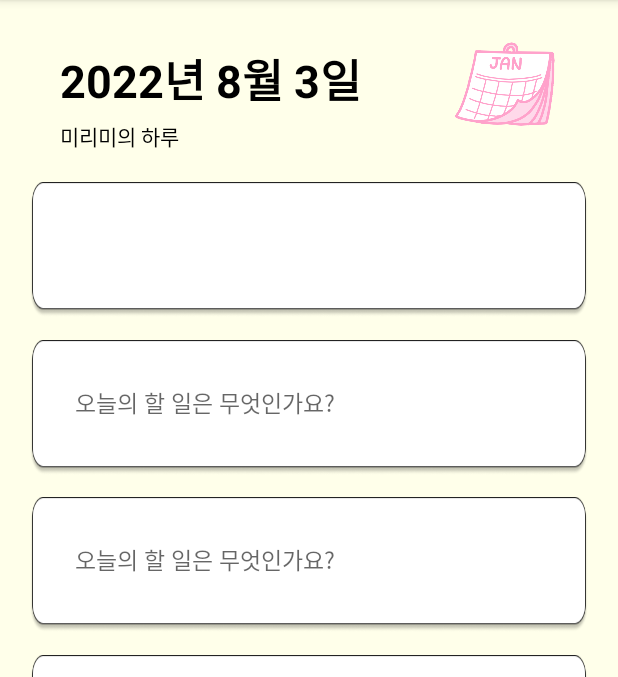
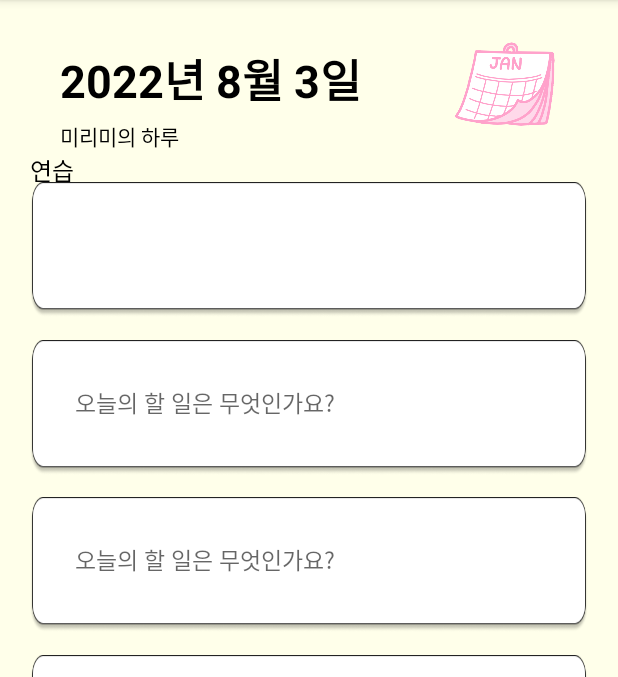
Before and after one commit to seungchae1/DoitMirimis, an Android app: the screen it shows after launch (MainActivity), on a phone screen of 412 x 824 dp, the part 84-761 px from its top. Run offline under Robolectric (Android 15) with nearby library versions, the phone set to English and light mode, and no system bars.

Commit message:
어느 정도 완성

```diff
--- a/app/src/main/java/kr/hs/emirim/s2125/doitmirimis/MainActivity.java
+++ b/app/src/main/java/kr/hs/emirim/s2125/doitmirimis/MainActivity.java
@@ -2,12 +2,17 @@ package kr.hs.emirim.s2125.doitmirimis;
 
 import androidx.appcompat.app.AppCompatActivity;
 
+import androidx.appcompat.app.AlertDialog;
+import androidx.appcompat.app.AppCompatActivity;
+import android.content.DialogInterface;
 import android.content.Intent;
 import android.os.Bundle;
 import android.view.View;
+import android.widget.Button;
 import android.widget.ImageButton;
 
 public class MainActivity extends AppCompatActivity {
+    ImageButton imageButton;
 
     @Override
     protected void onCreate(Bundle savedInstanceState) {
@@ -17,6 +22,25 @@ public class MainActivity extends AppCompatActivity {
         ImageButton btnCalendar = findViewById(R.id.btn_calendar);
         btnCharacter.setOnClickListener(btnListener);
         btnCalendar.setOnClickListener(btnListener);
+        imageButton = (ImageButton) findViewById(R.id.button);
+        imageButton.setOnClickListener(new View.OnClickListener() {
+            @Override
+            public void onClick(View v) {
+                AlertDialog.Builder menu = new AlertDialog.Builder(MainActivity.this);
+                menu.setIcon(R.mipmap.ic_launcher);
+                menu.setTitle("DialogTest"); // 제목
+                menu.setMessage("안녕하세요"); // 문구
+                // 확인 버튼
+                menu.setPositiveButton("확인", new DialogInterface.OnClickListener() {
+                    @Override
+                    public void onClick(DialogInterface dialog, int which) {
+                        // dialog 제거
+                        dialog.dismiss();
+                    }
+                });
+                menu.show();
+            }
+        });
     }
 
     View.OnClickListener btnListener = new View.OnClickListener() {
--- a/app/src/main/res/layout/activity_main.xml
+++ b/app/src/main/res/layout/activity_main.xml
@@ -11,8 +11,8 @@
         android:layout_width="match_parent"
         android:layout_height="wrap_content"
         android:layout_marginLeft="20dp"
-        android:layout_marginRight="20dp">
-
+        android:layout_marginRight="20dp"
+        >
         <ImageButton
             android:id="@+id/btn_calendar"
             android:layout_width="78dp"
@@ -43,16 +43,23 @@
         android:layout_width="match_parent"
         android:layout_height="wrap_content"
         android:layout_marginLeft="20dp"
-        android:layout_marginRight="20dp">
+        android:layout_marginRight="20dp"
+        >
+        <TextView
+            android:id="@+id/textview_t"
+            android:layout_width="wrap_content"
+            android:layout_height="wrap_content"
+            android:text="연습"
+            android:textColor="@color/black"
+            android:textSize="16dp"
+            />
         <ImageButton
-            android:id="@+id/box1"
+            android:id="@+id/button"
             android:ems="10"
             android:gravity="top"
-            android:hint="오늘의 할 일은 무엇인가요?"
             android:textSize="15sp"
             android:layout_marginTop="20dp"
             android:padding="30dp"
-
             android:background="@drawable/rectangle1"
             android:layout_width="match_parent"
             android:layout_height="90dp" />
```
